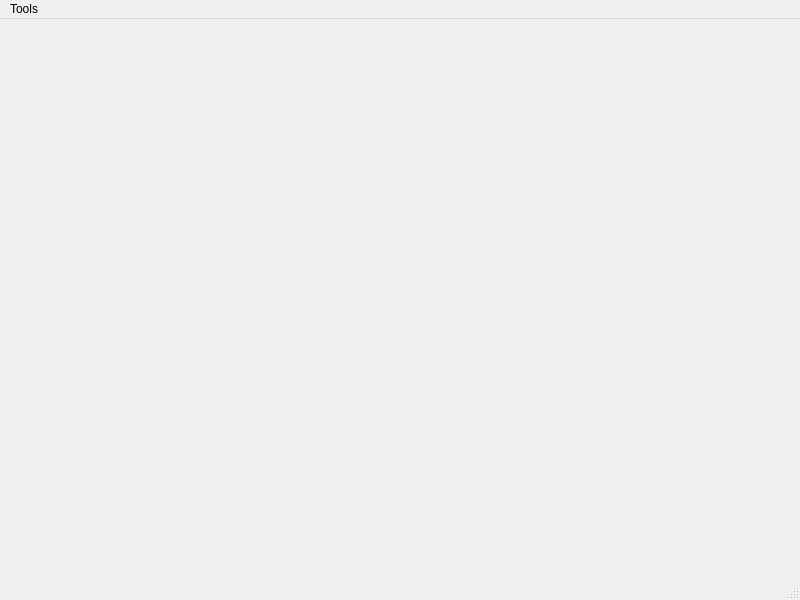
Old version of the form mainwindow.ui in the repository riacob/SerialGraphr.
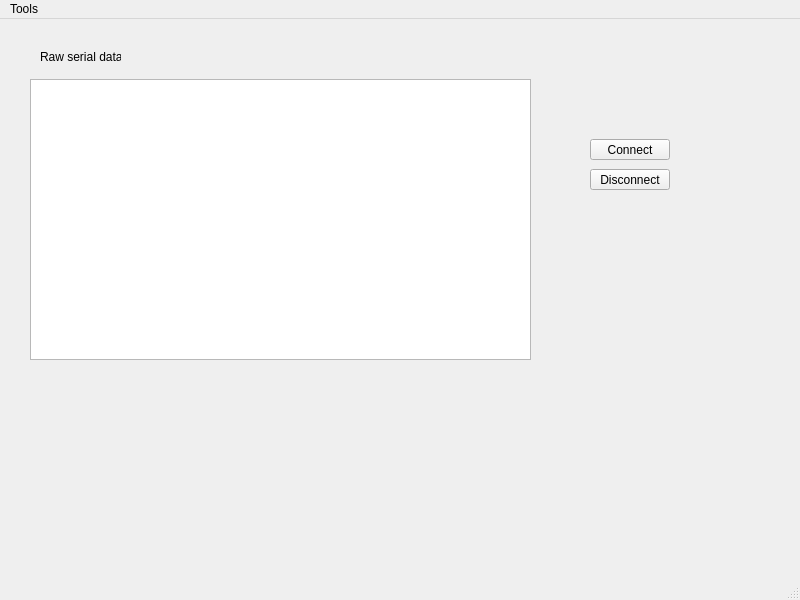
New version of the form.

The edit to the form file:
```diff
--- a/mainwindow.ui
+++ b/mainwindow.ui
@@ -13,7 +13,57 @@
   <property name="windowTitle">
    <string>SerialGraphr</string>
   </property>
-  <widget class="QWidget" name="centralwidget"/>
+  <widget class="QWidget" name="centralwidget">
+   <widget class="QTextEdit" name="textEdit">
+    <property name="geometry">
+     <rect>
+      <x>30</x>
+      <y>60</y>
+      <width>501</width>
+      <height>281</height>
+     </rect>
+    </property>
+   </widget>
+   <widget class="QPushButton" name="pushButtonConnectSerial">
+    <property name="geometry">
+     <rect>
+      <x>590</x>
+      <y>120</y>
+      <width>80</width>
+      <height>21</height>
+     </rect>
+    </property>
+    <property name="text">
+     <string>Connect</string>
+    </property>
+   </widget>
+   <widget class="QPushButton" name="pushButtonDisconnectSerial">
+    <property name="geometry">
+     <rect>
+      <x>590</x>
+      <y>150</y>
+      <width>80</width>
+      <height>21</height>
+     </rect>
+    </property>
+    <property name="text">
+     <string>Disconnect</string>
+    </property>
+   </widget>
+   <widget class="QLabel" name="label">
+    <property name="geometry">
+     <rect>
+      <x>40</x>
+      <y>30</y>
+      <width>81</width>
+      <height>16</height>
+     </rect>
+    </property>
+    <property name="text">
+     <string>Raw serial data</string>
+    </property>
+   </widget>
+  </widget>
   <widget class="QMenuBar" name="menubar">
    <property name="geometry">
     <rect>
```
